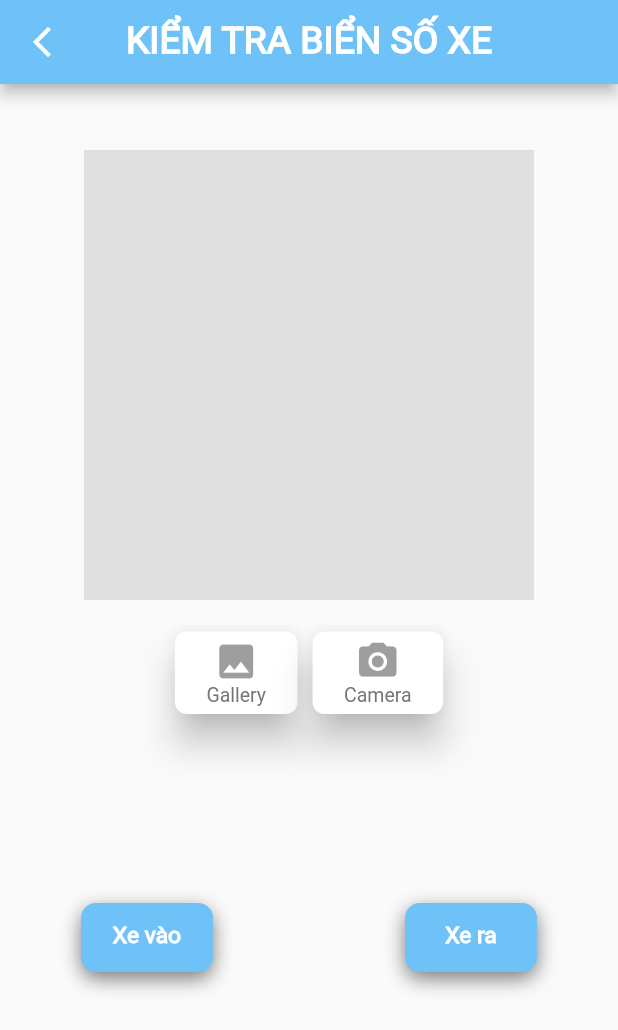
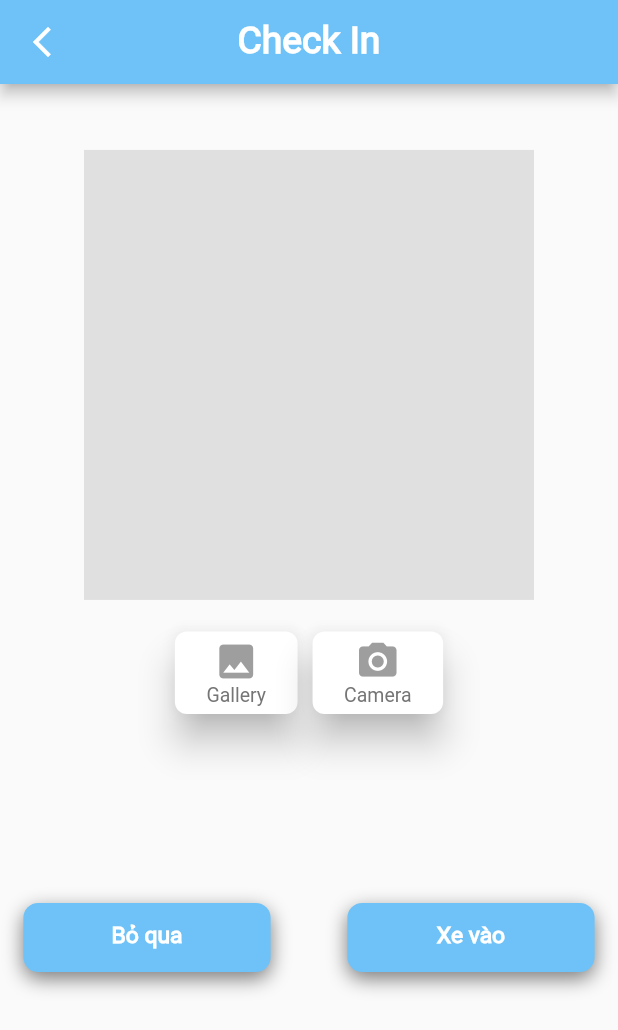
Before and after one commit to Hoangtammht/mobile-capstone, a Flutter app: the ParkingScreen screen opened directly, after a tap on the "qr code" icon, on a phone screen of 412 x 824 dp. Shown: the top 1030 px of the screen. Run offline on Flutter 3.47's test engine with Material 2 defaults, Android fonts, the light colour scheme and no system bars; our stand-ins replace cached_network_image, dio, emoji_picker_flutter, firebase_core, flutter_secure_storage, image_picker and 2 more; missing offline and left inert: google_ml_kit; accounts and stored records are empty; network calls fail.

Commit message:
Fix layout and seperated check in - out to 2 screen

```diff
--- a/fe_capstone/lib/ui/PLOwnerUI/ScanLicensePlate.dart
+++ b/fe_capstone/lib/ui/PLOwnerUI/CheckInByLicensePlate.dart
@@ -7,15 +7,15 @@ import 'package:google_ml_kit/google_ml_kit.dart';
 import 'package:image_picker/image_picker.dart';
 import 'package:shared_preferences/shared_preferences.dart';
 
-class ScanLicensePlate extends StatefulWidget {
+class CheckInByLicensePlate extends StatefulWidget {
   final void Function() updateUI;
-  const ScanLicensePlate({Key? key, required this.updateUI}) : super(key: key);
+  const CheckInByLicensePlate({Key? key, required this.updateUI}) : super(key: key);
 
   @override
-  State<ScanLicensePlate> createState() => _ScanLicensePlateState();
+  State<CheckInByLicensePlate> createState() => _ScanLicensePlateState();
 }
 
-class _ScanLicensePlateState extends State<ScanLicensePlate> {
+class _ScanLicensePlateState extends State<CheckInByLicensePlate> {
   bool textScanning = false;
 
   XFile? imageFile;
@@ -43,7 +43,7 @@ class _ScanLicensePlateState extends State<ScanLicensePlate> {
           },
         ),
         title: Text(
-          'KIỂM TRA BIỂN SỐ XE',
+          'Check In',
           style: TextStyle(
             fontSize: 26 * ffem,
             fontWeight: FontWeight.w700,
@@ -157,7 +157,45 @@ class _ScanLicensePlateState extends State<ScanLicensePlate> {
                   children: [
                     Container(
                       height: 42 * fem,
-                      width: 80 * fem,
+                      width: 150 * fem,
+                      decoration: BoxDecoration(
+                        color: Theme.of(context).primaryColor,
+                        borderRadius: BorderRadius.circular(9 * fem),
+                        boxShadow: [
+                          BoxShadow(
+                            color: Color(0x82000000),
+                            offset: Offset(0 * fem, 4 * fem),
+                            blurRadius: 10 * fem,
+                          ),
+                        ],
+                      ),
+                      child: TextButton(
+                        onPressed: () async {
+                              setState(() {
+                                imageFile = null;
+                                scannedText = "";
+                              });
+                        },
+                        child: Center(
+                          child: Text(
+                            'Bỏ qua',
+                            textAlign: TextAlign.center,
+                            style: TextStyle(
+                              fontSize: 16 * ffem,
+                              fontWeight: FontWeight.w600,
+                              height: 1.175 * ffem / fem,
+                              color: Color(0xffffffff),
+                            ),
+                          ),
+                        ),
+                      ),
+                    ),
+                    const SizedBox(
+                      width: 20,
+                    ),
+                    Container(
+                      width: 150 * fem,
+                      height: 42 * fem,
                       decoration: BoxDecoration(
                         color: Theme.of(context).primaryColor,
                         borderRadius: BorderRadius.circular(9 * fem),
@@ -189,64 +227,11 @@ class _ScanLicensePlateState extends State<ScanLicensePlate> {
                                   content: Text('Có lỗi xảy ra khi thực hiện check-in'),
                                 ),
                               );
-                          }
+                            }
                         },
                         child: Center(
                           child: Text(
                             'Xe vào',
-                            textAlign: TextAlign.center,
-                            style: TextStyle(
-                              fontSize: 16 * ffem,
-                              fontWeight: FontWeight.w600,
-                              height: 1.175 * ffem / fem,
-                              color: Color(0xffffffff),
-                            ),
-                          ),
-                        ),
-                      ),
-                    ),
-                    const SizedBox(
-                      width: 20,
-                    ),
-                    Container(
-                      width: 80 * fem,
-                      height: 42 * fem,
-                      decoration: BoxDecoration(
-                        color: Theme.of(context).primaryColor,
-                        borderRadius: BorderRadius.circular(9 * fem),
-                        boxShadow: [
-                          BoxShadow(
-                            color: Color(0x82000000),
-                            offset: Offset(0 * fem, 4 * fem),
-                            blurRadius: 10 * fem,
-                          ),
-                        ],
-                      ),
-                      child: TextButton(
-                        onPressed: () async {
-                            try {
-                              await ParkingAPI.checkoutReservationWithLicensePlate(scannedText);
-                              widget.updateUI();
-                              ScaffoldMessenger.of(context).showSnackBar(
-                                SnackBar(
-                                  content: Text('Check-out thành công'),
-                                ),
-                              );
-                              setState(() {
-                                imageFile = null;
-                                scannedText = "";
-                              });
-                            } catch (e) {
-                              ScaffoldMessenger.of(context).showSnackBar(
-                                SnackBar(
-                                  content: Text('Có lỗi xảy ra khi thực hiện check-out'),
-                                ),
-                              );
-                            }
-                        },
-                        child: Center(
-                          child: Text(
-                            'Xe ra',
                             textAlign: TextAlign.center,
                             style: TextStyle(
                               fontSize: 16 * ffem,
--- a/fe_capstone/lib/ui/PLOwnerUI/ParkingScreen.dart
+++ b/fe_capstone/lib/ui/PLOwnerUI/ParkingScreen.dart
@@ -1,9 +1,10 @@
 import 'package:fe_capstone/apis/plo/ParkingAPI.dart';
 import 'package:fe_capstone/main.dart';
 import 'package:fe_capstone/models/ListVehicleInParking.dart';
+import 'package:fe_capstone/ui/PLOwnerUI/CheckOutByLicensePlate.dart';
 import 'package:fe_capstone/ui/PLOwnerUI/ParkingInformation.dart';
 import 'package:fe_capstone/ui/PLOwnerUI/ParkingPresentScreen.dart';
-import 'package:fe_capstone/ui/PLOwnerUI/ScanLicensePlate.dart';
+import 'package:fe_capstone/ui/PLOwnerUI/CheckInByLicensePlate.dart';
 import 'package:fe_capstone/ui/PLOwnerUI/SettingParking.dart';
 import 'package:flutter/material.dart';
 import 'package:shared_preferences/shared_preferences.dart';
@@ -73,9 +74,16 @@ class _ParkingScreenState extends State<ParkingScreen>
           IconButton(
             onPressed: () {
               Navigator.push(context,
-                  MaterialPageRoute(builder: (context) => ScanLicensePlate(updateUI: updateUI)));
+                  MaterialPageRoute(builder: (context) => CheckInByLicensePlate(updateUI: updateUI)));
             },
             icon: Icon(Icons.qr_code),
+          ),
+          IconButton(
+            onPressed: () {
+              Navigator.push(context,
+                  MaterialPageRoute(builder: (context) => CheckOutByLicensePlate(updateUI: updateUI)));
+            },
+            icon: Icon(Icons.qr_code_scanner),
           ),
           PopupMenuButton<String>(
             itemBuilder: (BuildContext context) {
--- a/fe_capstone/lib/ui/PLOwnerUI/RegisterParking.dart
+++ b/fe_capstone/lib/ui/PLOwnerUI/RegisterParking.dart
@@ -587,7 +587,7 @@ class _RegisterParkingState extends State<RegisterParking> {
                         children: [
                           Container(
                             height: 1,
-                            color: Color(0xffb3abab), // Đường thẳng ngang
+                            color: Color(0xffb3abab),
                           ),
                           TextButton(
                             onPressed: () {
```
Also changed, not shown: fe_capstone/lib/ui/PLOwnerUI/CheckOutByLicensePlate.dart (added, +283 -0 lines).
